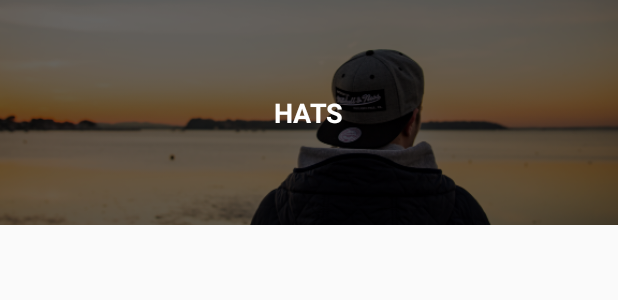
After one commit to JovialH4ckr/CoderSwag, an Android app: the layout category_list_item.xml on its own in the app's theme, with its tools: preview values and no code run, on a phone screen of 412 x 824 dp. The commit adds this screen. Shown: the top 300 px of the screen. Run offline under Robolectric (Android 15) with nearby library versions, the phone set to English and light mode, and no system bars.

Commit message:
Category layout added

```diff
--- a/app/src/main/java/com/example/coderswag/model/Category.kt
+++ b/app/src/main/java/com/example/coderswag/model/Category.kt
@@ -1,4 +1,7 @@
 package com.example.coderswag.model
 
 class Category(val title: String , val image: String) {
+    override fun toString(): String {
+        return title
+    }
 }
--- /dev/null
+++ b/app/src/main/res/layout/category_list_item.xml
@@ -0,0 +1,34 @@
+<?xml version="1.0" encoding="utf-8"?>
+<androidx.constraintlayout.widget.ConstraintLayout
+    xmlns:android="http://schemas.android.com/apk/res/android"
+    xmlns:app="http://schemas.android.com/apk/res-auto"
+    xmlns:tools="http://schemas.android.com/tools"
+    android:layout_width="match_parent"
+    android:layout_height="150dp">
+
+    <ImageView
+        android:id="@+id/categoryimage"
+        android:layout_width="0dp"
+        android:layout_height="150dp"
+        android:layout_marginTop="8dp"
+        android:layout_marginBottom="8dp"
+        android:scaleType="centerCrop"
+        app:layout_constraintBottom_toBottomOf="parent"
+        app:layout_constraintEnd_toEndOf="parent"
+        app:layout_constraintStart_toStartOf="parent"
+        app:layout_constraintTop_toTopOf="parent"
+        tools:srcCompat="@drawable/hatimage" />
+
+    <TextView
+        android:id="@+id/categoryname"
+        android:layout_width="wrap_content"
+        android:layout_height="wrap_content"
+        android:textColor="@android:color/background_light"
+        android:textSize="18sp"
+        android:textStyle="bold"
+        app:layout_constraintBottom_toBottomOf="parent"
+        app:layout_constraintEnd_toEndOf="parent"
+        app:layout_constraintStart_toStartOf="parent"
+        app:layout_constraintTop_toTopOf="@+id/categoryimage"
+        tools:text="HATS" />
+</androidx.constraintlayout.widget.ConstraintLayout>
```
Also changed, not shown: app/src/main/java/com/example/coderswag/Services/DataService.kt (+16 -16 lines), app/src/main/java/com/example/coderswag/controller/MainActivity.kt (+9 -0 lines), app/src/main/res/layout/activity_main.xml (+19 -4 lines).
